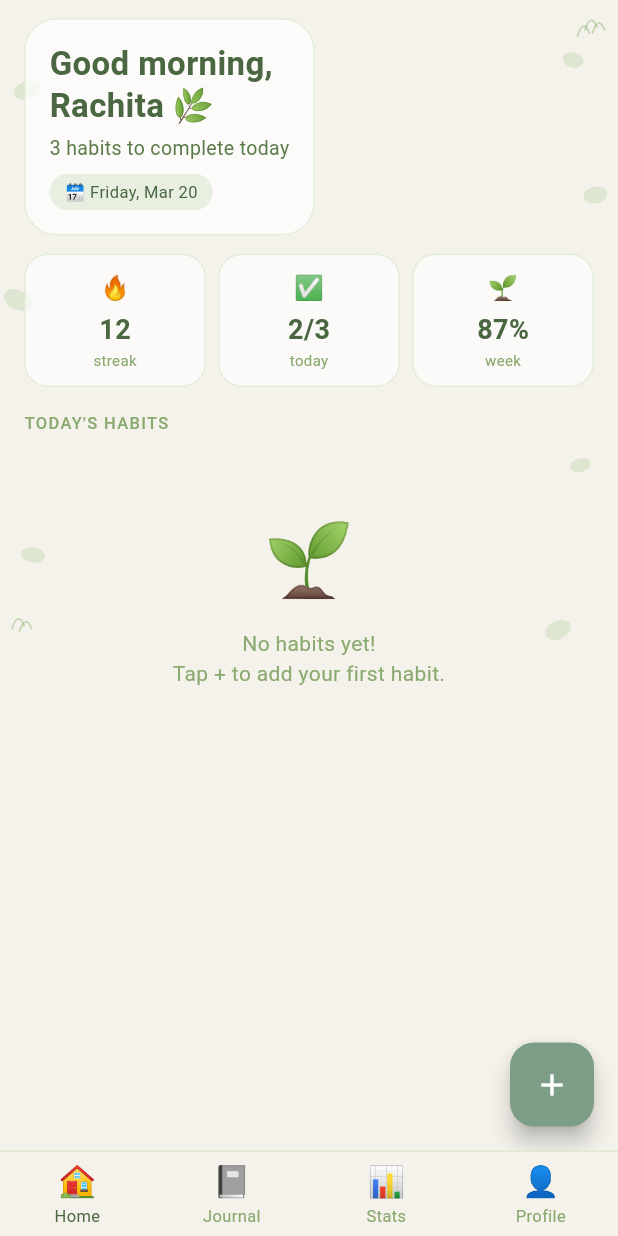
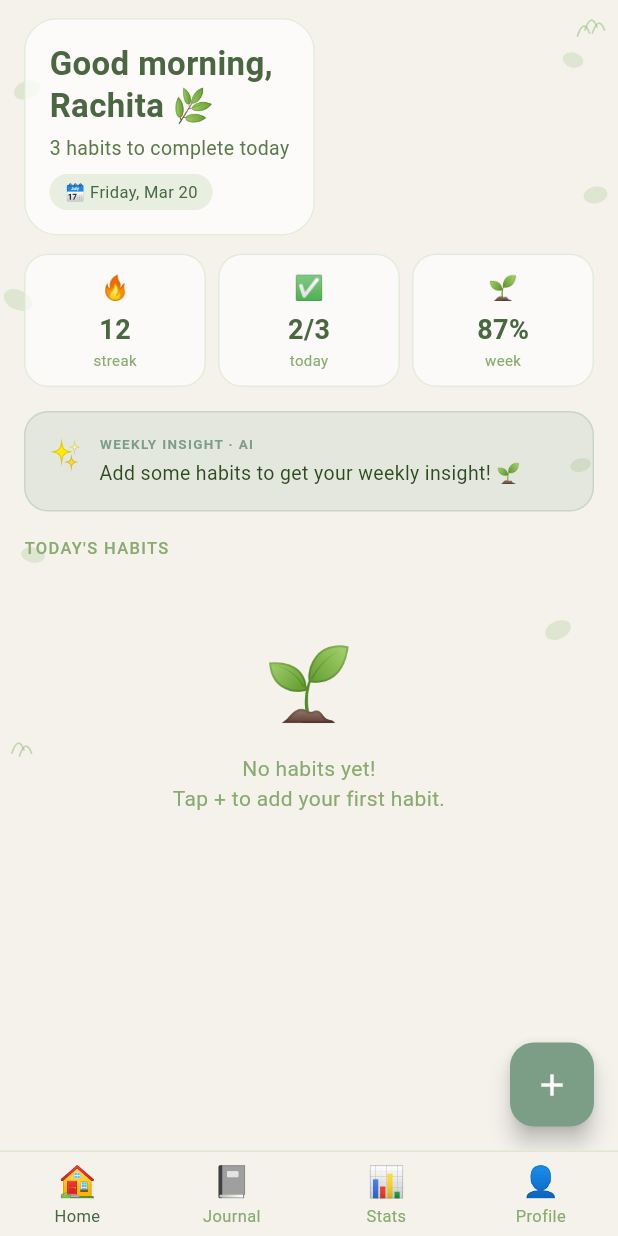
Before and after one commit to rach-tries-codes/habitflow, a Flutter app: the screen it shows once a user with an empty profile is signed in, on a phone screen of 412 x 824 dp. Run offline on Flutter 3.47's test engine with Material 3 defaults, Android fonts, the phone set to English and light mode, and no system bars; our stand-ins replace cloud_firestore, firebase_auth, firebase_core, google_generative_ai, google_sign_in; accounts and stored records are empty; network calls fail.

Commit message:
feat: add Gemini AI weekly insight to home screen

```diff
--- a/lib/features/home_screen.dart
+++ b/lib/features/home_screen.dart
@@ -3,14 +3,53 @@ import '../core/theme.dart';
 import 'add_habit_screen.dart';
 import 'package:cloud_firestore/cloud_firestore.dart';
 import 'package:firebase_auth/firebase_auth.dart';
+import '../services/gemini_service.dart';
 
-class HomeScreen extends StatelessWidget {
+class HomeScreen extends StatefulWidget {
   const HomeScreen({super.key});
+
+  @override
+  State<HomeScreen> createState() => _HomeScreenState();
+}
+
+class _HomeScreenState extends State<HomeScreen> {
+  String _weeklyInsight = 'Loading your weekly insight...';
+  final GeminiService _geminiService = GeminiService();
+
+  @override
+  void initState() {
+    super.initState();
+    _loadWeeklyInsight();
+  }
+
+  Future<void> _loadWeeklyInsight() async {
+    final user = FirebaseAuth.instance.currentUser;
+    final snapshot = await FirebaseFirestore.instance
+        .collection('habits')
+        .where('userId', isEqualTo: user?.uid)
+        .get();
+
+    final total = snapshot.docs.length;
+    final completed = snapshot.docs
+        .where((doc) => doc.data()['done'] == true)
+        .length;
+
+    if (total == 0) {
+      setState(() => _weeklyInsight = 'Add some habits to get your weekly insight! 🌱');
+      return;
+    }
+
+    final insight = await _geminiService.generateWeeklyInsight(
+      completedHabits: completed,
+      totalHabits: total,
+      topMood: '😊',
+    );
+    setState(() => _weeklyInsight = insight);
+  }
 
   @override
   Widget build(BuildContext context) {
     final isDark = Theme.of(context).brightness == Brightness.dark;
-
     return Scaffold(
       floatingActionButton: FloatingActionButton(
         onPressed: () {
@@ -40,6 +79,50 @@ class HomeScreen extends StatelessWidget {
                   const SizedBox(height: 12),
                   _StreakRow(isDark: isDark),
                   const SizedBox(height: 16),
+                  // Weekly AI Insight card
+                  Container(
+                    margin: const EdgeInsets.only(bottom: 16),
+                    padding: const EdgeInsets.all(14),
+                    decoration: BoxDecoration(
+                      color: AppTheme.sage.withOpacity(0.13),
+                      borderRadius: BorderRadius.circular(16),
+                      border: Border.all(
+                        color: AppTheme.sage.withOpacity(0.25),
+                      ),
+                    ),
+                    child: Row(
+                      crossAxisAlignment: CrossAxisAlignment.start,
+                      children: [
+                        const Text('✨', style: TextStyle(fontSize: 20)),
+                        const SizedBox(width: 10),
+                        Expanded(
+                          child: Column(
+                            crossAxisAlignment: CrossAxisAlignment.start,
+                            children: [
+                              Text(
+                                'WEEKLY INSIGHT · AI',
+                                style: TextStyle(
+                                  fontSize: 9,
+                                  fontWeight: FontWeight.w600,
+                                  letterSpacing: 0.9,
+                                  color: AppTheme.sage,
+                                ),
+                              ),
+                              const SizedBox(height: 4),
+                              Text(
+                                _weeklyInsight,
+                                style: TextStyle(
+                                  fontSize: 13,
+                                  color: isDark ? AppTheme.darkText : AppTheme.textDark,
+                                  height: 1.5,
+                                ),
+                              ),
+                            ],
+                          ),
+                        ),
+                      ],
+                    ),
+                  ),
                   _SectionLabel(label: "Today's Habits", isDark: isDark),
                   const SizedBox(height: 8),
                   StreamBuilder<QuerySnapshot>(
```
